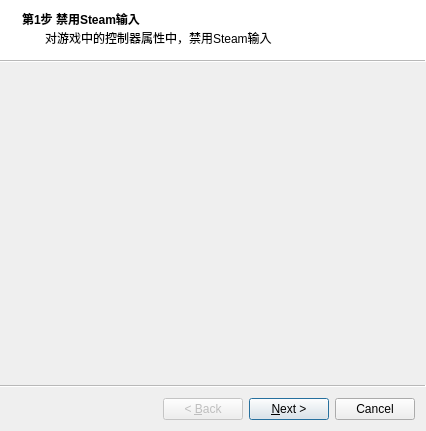
The window that ETS2_KeyBinder/ets2keybinderwizard.ui (InsistonTan/KeyMappingsTool) describes before a commit, drawn with Qt 5.
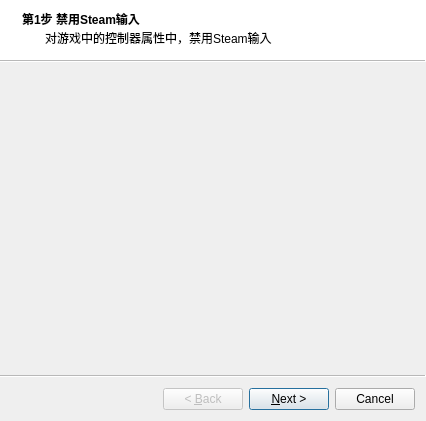
The same window after the commit. Icons and pictures are not drawn.

Commit message: [update] 微调向导界面大小

Diff of the .ui file:
```diff
--- a/ETS2_KeyBinder/ets2keybinderwizard.ui
+++ b/ETS2_KeyBinder/ets2keybinderwizard.ui
@@ -7,7 +7,7 @@
     <x>0</x>
     <y>0</y>
     <width>426</width>
-    <height>431</height>
+    <height>421</height>
    </rect>
   </property>
   <property name="windowTitle">
```
